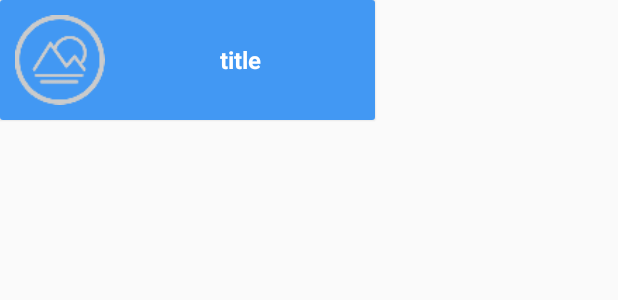
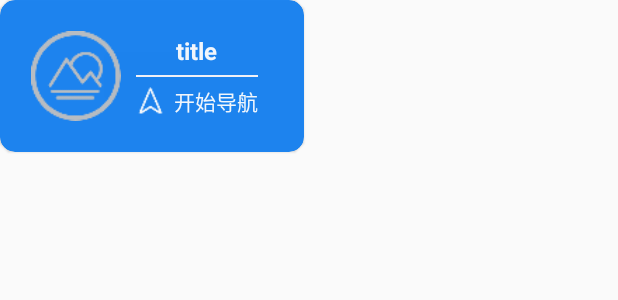
Before and after one commit to Jorble/WatsonApp, an Android app: the layout pop_map_info.xml on its own in the app's theme, with its tools: preview values and no code run, on a phone screen of 412 x 824 dp. Shown: the top 300 px of the screen. Run offline under Robolectric (Android 15) with nearby library versions, the phone set to English and light mode, and no system bars.

Commit message:
1.地图功能优化

```diff
--- a/app/src/main/java/com/giant/watsonapp/map/MapActivity.java
+++ b/app/src/main/java/com/giant/watsonapp/map/MapActivity.java
@@ -14,6 +14,7 @@ import android.view.LayoutInflater;
 import android.view.View;
 import android.widget.Button;
 import android.widget.ImageView;
+import android.widget.LinearLayout;
 import android.widget.RadioGroup;
 import android.widget.RelativeLayout;
 import android.widget.TextView;
@@ -93,16 +94,17 @@ public class MapActivity extends AppCompatActivity implements SensorEventListene
 
     Context context;
 
-    // 绘制覆盖物
-    private double mSanYaLat = 18.236155;//三亚坐标
-    private double mSanYaLon = 109.654556;//三亚坐标
+    //三亚景点中心坐标
+    private double mSanYaLat = 18.244147;
+    private double mSanYaLon = 109.515652;
     private int[] imgs = {
-            R.mipmap.sanya01,R.mipmap.sanya02,R.mipmap.sanya03,R.mipmap.sanya04,
-            R.mipmap.sanya05,R.mipmap.sanya06,R.mipmap.sanya07,R.mipmap.sanya08,
-            R.mipmap.sanya09,R.mipmap.sanya10
+            R.mipmap.sanya01, R.mipmap.sanya02, R.mipmap.sanya03, R.mipmap.sanya04,
+            R.mipmap.sanya05, R.mipmap.sanya06, R.mipmap.sanya07, R.mipmap.sanya08,
+            R.mipmap.sanya09, R.mipmap.sanya10
     };
 
-    private List<Marker> markerList=new ArrayList<>();
+    // 绘制覆盖物
+    private List<Marker> markerList = new ArrayList<>();
 
     private InfoWindow mInfoWindow;
 
@@ -133,19 +135,18 @@ public class MapActivity extends AppCompatActivity implements SensorEventListene
         mBaiduMap.setOnMarkerClickListener(new BaiduMap.OnMarkerClickListener() {
             public boolean onMarkerClick(final Marker marker) {
                 //xml转视图
-                LayoutInflater inflater=(LayoutInflater)getSystemService(Context.LAYOUT_INFLATER_SERVICE);
-                View view=inflater.inflate(R.layout.pop_map_info, null);
-                TextView textView = (TextView)view.findViewById(R.id.title_tv);
-                ImageView imageView = (ImageView)view.findViewById(R.id.img_iv);
+                LayoutInflater inflater = (LayoutInflater) getSystemService(Context.LAYOUT_INFLATER_SERVICE);
+                View view = inflater.inflate(R.layout.pop_map_info, null);
+                TextView textView = (TextView) view.findViewById(R.id.title_tv);
+                ImageView imageView = (ImageView) view.findViewById(R.id.img_iv);
 
                 InfoWindow.OnInfoWindowClickListener listener = null;
-                for (int i=0;i<markerList.size();i++) {
+                for (int i = 0; i < markerList.size(); i++) {
                     if (marker == markerList.get(i)) {
                         textView.setText(marker.getTitle());
                         imageView.setImageResource(imgs[i]);
-                        listener = new InfoWindow.OnInfoWindowClickListener() {
-                            public void onInfoWindowClick() {
-                                T.showShort(context,"开始导航...");
+                        listener = () -> {
+                            T.showShort(context, "开始导航...");
 
                             String fromName = "我的位置";
                             LatLng fromLoc = new LatLng(mCurrentLat, mCurrentLon);
@@ -153,8 +154,7 @@ public class MapActivity extends AppCompatActivity implements SensorEventListene
                             String toName = marker.getTitle();
                             LatLng toLoc = marker.getPosition();
 
-                                startNavi(fromName,fromLoc,toName,toLoc);
-                            }
+                            startNavi(fromName, fromLoc, toName, toLoc);
                         };
 
                         LatLng ll = marker.getPosition();
@@ -195,77 +195,77 @@ public class MapActivity extends AppCompatActivity implements SensorEventListene
     public void initOverlay() {
         // add marker overlay
         MarkerOptions oo = new MarkerOptions()
-                .position(new LatLng(18.25797,109.659829))
+                .position(new LatLng(18.25797, 109.659829))
                 .icon(bd)
                 .title("亚龙湾热带天堂森林公园");
         oo.animateType(MarkerOptions.MarkerAnimateType.grow);
         markerList.add((Marker) (mBaiduMap.addOverlay(oo)));
 
         MarkerOptions oo2 = new MarkerOptions()
-                .position(new LatLng(18.236155,109.654556))
+                .position(new LatLng(18.236155, 109.654556))
                 .icon(bd)
                 .title("亚龙湾");
         oo2.animateType(MarkerOptions.MarkerAnimateType.grow);
         markerList.add((Marker) (mBaiduMap.addOverlay(oo2)));
 
         MarkerOptions oo3 = new MarkerOptions()
-                .position(new LatLng(18.310497,109.21997))
+                .position(new LatLng(18.310497, 109.21997))
                 .icon(bd)
                 .title("南山文化旅游区");
         oo3.animateType(MarkerOptions.MarkerAnimateType.grow);
         markerList.add((Marker) (mBaiduMap.addOverlay(oo3)));
 
         MarkerOptions oo4 = new MarkerOptions()
-                .position(new LatLng(18.300306,109.357845))
+                .position(new LatLng(18.300306, 109.357845))
                 .icon(bd)
                 .title("天涯海角");
         oo4.animateType(MarkerOptions.MarkerAnimateType.grow);
         markerList.add((Marker) (mBaiduMap.addOverlay(oo4)));
 
         MarkerOptions oo5 = new MarkerOptions()
-                .position(new LatLng(18.276361,109.488119))
+                .position(new LatLng(18.276361, 109.488119))
                 .icon(bd)
                 .title("椰梦长廊");
         oo5.animateType(MarkerOptions.MarkerAnimateType.grow);
         markerList.add((Marker) (mBaiduMap.addOverlay(oo5)));
 
         MarkerOptions oo6 = new MarkerOptions()
-                .position(new LatLng(18.320088,109.770888))
+                .position(new LatLng(18.320088, 109.770888))
                 .icon(bd)
                 .title("蜈支洲岛");
         oo6.animateType(MarkerOptions.MarkerAnimateType.grow);
         markerList.add((Marker) (mBaiduMap.addOverlay(oo6)));
 
         MarkerOptions oo7 = new MarkerOptions()
-                .position(new LatLng(18.244147,109.515652))
+                .position(new LatLng(18.244147, 109.515652))
                 .icon(bd)
                 .title("第一市场");
         oo7.animateType(MarkerOptions.MarkerAnimateType.grow);
         markerList.add((Marker) (mBaiduMap.addOverlay(oo7)));
 
         MarkerOptions oo8 = new MarkerOptions()
-                .position(new LatLng(18.414564,109.735525))
+                .position(new LatLng(18.414564, 109.735525))
                 .icon(bd)
                 .title("珠江南田温泉");
         oo8.animateType(MarkerOptions.MarkerAnimateType.grow);
         markerList.add((Marker) (mBaiduMap.addOverlay(oo8)));
 
         MarkerOptions oo9 = new MarkerOptions()
-                .position(new LatLng(18.228685,109.530103))
+                .position(new LatLng(18.228685, 109.530103))
                 .icon(bd)
                 .title("大东海");
         oo9.animateType(MarkerOptions.MarkerAnimateType.grow);
         markerList.add((Marker) (mBaiduMap.addOverlay(oo9)));
 
         MarkerOptions oo10 = new MarkerOptions()
-                .position(new LatLng(18.298032,109.537426))
+                .position(new LatLng(18.298032, 109.537426))
                 .icon(bd)
                 .title("三亚千古情景区");
         oo10.animateType(MarkerOptions.MarkerAnimateType.grow);
         markerList.add((Marker) (mBaiduMap.addOverlay(oo10)));
 
         //半透明
-        for(Marker marker:markerList){
+        for (Marker marker : markerList) {
             marker.setAlpha(0.8f);
         }
     }
@@ -273,7 +273,7 @@ public class MapActivity extends AppCompatActivity implements SensorEventListene
     /**
      * 启动百度地图导航(Native)
      */
-    public void startNavi(String fromName,LatLng fromLoc,String toName,LatLng toLoc) {
+    public void startNavi(String fromName, LatLng fromLoc, String toName, LatLng toLoc) {
 
         // 构建 导航参数
         NaviParaOption para = new NaviParaOption()
@@ -286,7 +286,8 @@ public class MapActivity extends AppCompatActivity implements SensorEventListene
             BaiduMapNavigation.openBaiduMapNavi(para, this);
         } catch (BaiduMapAppNotSupportNaviException e) {
             e.printStackTrace();
-            showDialog();
+            T.showShort(context, "您尚未安装百度地图app或app版本过低");
+//            showDialog();
         }
 
     }
@@ -317,14 +318,14 @@ public class MapActivity extends AppCompatActivity implements SensorEventListene
 
     }
 
-    @OnClick({R.id.back_iv, R.id.title_tv,R.id.showMyLoc_iv,R.id.showSpotLoc_iv})
+    @OnClick({R.id.back_iv, R.id.title_tv, R.id.showMyLoc_iv, R.id.showSpotLoc_iv})
     public void onViewClicked(View view) {
         switch (view.getId()) {
             case R.id.back_iv:
                 finish();
                 break;
             case R.id.showMyLoc_iv:
-                ms  = new MapStatus.Builder()
+                ms = new MapStatus.Builder()
                         .target(new LatLng(mCurrentLat, mCurrentLon))
                         .overlook(0)
                         .zoom(17)
@@ -332,7 +333,7 @@ public class MapActivity extends AppCompatActivity implements SensorEventListene
                 mBaiduMap.animateMapStatus(MapStatusUpdateFactory.newMapStatus(ms));
                 break;
             case R.id.showSpotLoc_iv:
-                ms  = new MapStatus.Builder()
+                ms = new MapStatus.Builder()
                         .target(new LatLng(mSanYaLat, mSanYaLon))
                         .overlook(0)
                         .zoom(11)
--- a/app/src/main/res/layout/item_timeline.xml
+++ b/app/src/main/res/layout/item_timeline.xml
@@ -25,7 +25,8 @@
         android:layout_marginLeft="10dp"
         android:layout_gravity="center_vertical"
         app:cardElevation="1dp"
-        app:contentPadding="15dp">
+        app:contentPadding="15dp"
+        app:cardCornerRadius="10dp">
 
         <LinearLayout
             android:layout_width="match_parent"
--- a/app/src/main/res/layout/pop_map_info.xml
+++ b/app/src/main/res/layout/pop_map_info.xml
@@ -3,12 +3,18 @@
     xmlns:app="http://schemas.android.com/apk/res-auto"
     android:layout_width="wrap_content"
     android:layout_height="wrap_content"
-    app:cardElevation="1dp">
+    android:alpha="0.95"
+    app:cardElevation="1dp"
+    app:contentPadding="15dp"
+    app:cardCornerRadius="10dp"
+    app:cardBackgroundColor="@color/theme_color"
+    >
 
     <LinearLayout
-        android:layout_width="250dp"
+        android:layout_width="wrap_content"
         android:layout_height="wrap_content"
-        android:alpha="0.8"
+        android:layout_margin="5dp"
+        android:alpha="0.95"
         android:background="@color/theme_color"
         android:gravity="center_vertical">
 
@@ -16,19 +22,52 @@
             android:id="@+id/img_iv"
             android:layout_width="60dp"
             android:layout_height="60dp"
-            android:layout_margin="10dp"
             android:src="@mipmap/pic_spot_default" />
 
-        <TextView
-            android:id="@+id/title_tv"
-            android:layout_width="match_parent"
+        <LinearLayout
+            android:layout_width="wrap_content"
             android:layout_height="wrap_content"
-            android:gravity="center"
+            android:layout_marginLeft="10dp"
             android:layout_marginRight="10dp"
-            android:text="title"
-            android:textColor="@color/white"
-            android:textSize="@dimen/text_size1"
-            android:textStyle="bold" />
+            android:gravity="start"
+            android:orientation="vertical">
+            <TextView
+                android:id="@+id/title_tv"
+                android:layout_width="wrap_content"
+                android:layout_height="wrap_content"
+                android:layout_marginBottom="5dp"
+                android:layout_gravity="center"
+                android:text="title"
+                android:textColor="@color/white"
+                android:textSize="@dimen/text_size1"
+                android:textStyle="bold" />
+
+            <include layout="@layout/divider_h"/>
+
+            <LinearLayout
+                android:id="@+id/nav_ll"
+                android:layout_width="wrap_content"
+                android:layout_height="wrap_content"
+                android:layout_marginTop="5dp"
+                android:layout_gravity="center"
+                android:clickable="true">
+                <ImageView
+                    android:layout_width="20dp"
+                    android:layout_height="20dp"
+                    android:layout_marginRight="5dp"
+                    android:layout_gravity="center"
+                    android:src="@mipmap/icon_nav"/>
+                <TextView
+                    android:layout_width="wrap_content"
+                    android:layout_height="wrap_content"
+                    android:layout_gravity="center"
+                    android:text="开始导航"
+                    android:textColor="@color/white"
+                    android:textSize="@dimen/text_size2"
+                     />
+            </LinearLayout>
+        </LinearLayout>
+
     </LinearLayout>
 
 </android.support.v7.widget.CardView>
```
Also changed, not shown: app/src/main/res/mipmap-xxhdpi/icon_nav.png (added). Lines whose indentation alone changed are shown as unchanged.
